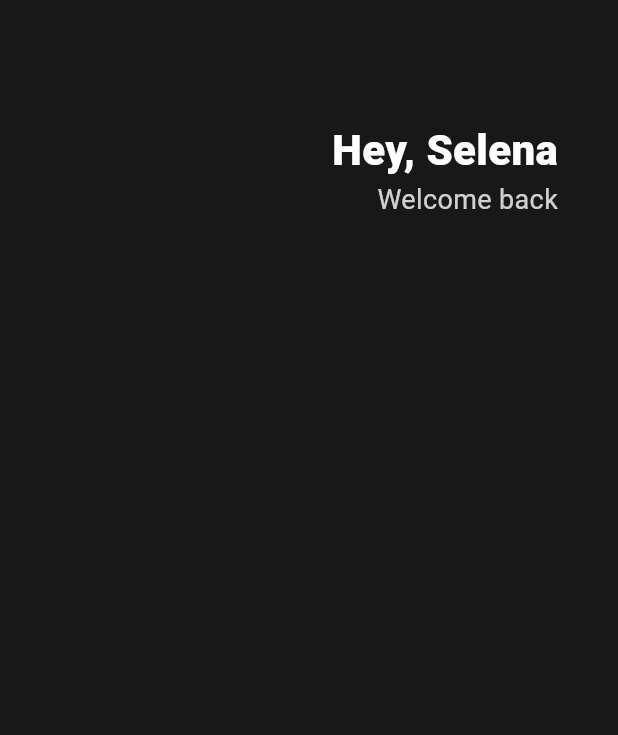
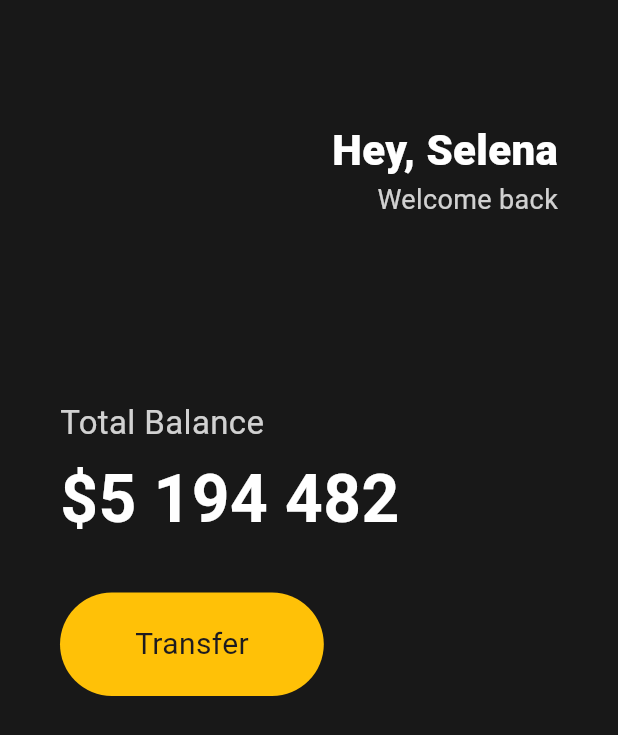
Before and after one commit to juneyoung-jo/toonflix, a Flutter app: the screen it shows after launch, on a phone screen of 412 x 824 dp. Shown: the top 735 px of the screen. Run offline on Flutter 3.47's test engine with Material 3 defaults, Android fonts, the phone set to English and light mode, and no system bars.

Commit message:
feat: 3-2 buttons Section

```diff
--- a/lib/main.dart
+++ b/lib/main.dart
@@ -13,6 +13,7 @@ class App extends StatelessWidget {
           body: Padding(
             padding: EdgeInsets.symmetric(horizontal: 40),
             child: Column(
+              crossAxisAlignment: CrossAxisAlignment.start,
               children: [
                 SizedBox(
                   height: 80,
@@ -26,20 +27,68 @@ class App extends StatelessWidget {
                         Text(
                           'Hey, Selena',
                           style: TextStyle(
-                              color: Colors.white,
-                              fontSize: 28,
-                              fontWeight: FontWeight.w800),
+                            color: Colors.white,
+                            fontSize: 28,
+                            fontWeight: FontWeight.w800,
+                          ),
                         ),
                         Text(
                           'Welcome back',
                           style: TextStyle(
-                              color: Colors.white.withOpacity(0.8),
-                              fontSize: 18),
+                            color: Colors.white.withOpacity(0.8),
+                            fontSize: 18,
+                          ),
                         ),
                       ],
                     ),
                   ],
                 ),
+                SizedBox(
+                  height: 120,
+                ),
+                Text(
+                  'Total Balance',
+                  style: TextStyle(
+                    fontSize: 22,
+                    color: Colors.white.withOpacity(0.8),
+                  ),
+                ),
+                SizedBox(
+                  height: 5,
+                ),
+                Text(
+                  '\$5 194 482',
+                  style: TextStyle(
+                    fontSize: 44,
+                    fontWeight: FontWeight.w600,
+                    color: Colors.white,
+                  ),
+                ),
+                SizedBox(
+                  height: 30,
+                ),
+                Row(
+                  children: [
+                    Container(
+                      decoration: BoxDecoration(
+                        color: Colors.amber,
+                        borderRadius: BorderRadius.circular(45),
+                      ),
+                      child: Padding(
+                        padding: EdgeInsets.symmetric(
+                          vertical: 20,
+                          horizontal: 50,
+                        ),
+                        child: Text(
+                          'Transfer',
+                          style: TextStyle(
+                            fontSize: 20,
+                          ),
+                        ),
+                      ),
+                    )
+                  ],
+                )
               ],
             ),
           )),
```
